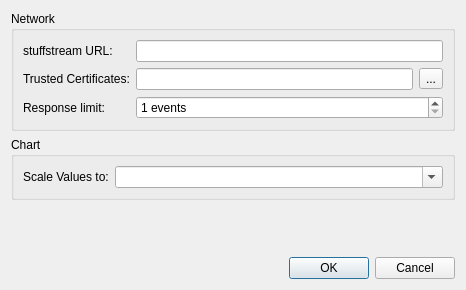
Old version of the form src/settingsdialog.ui in the repository UjOwtuc/qstuff.
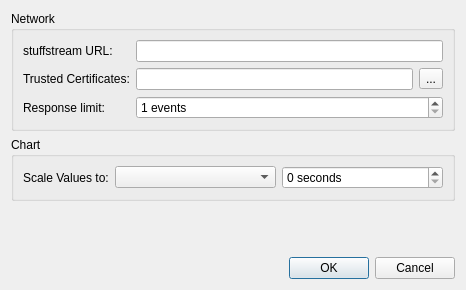
New version of the form. Icons and pictures are not drawn.

Commit message: Made custom scale intervals work in settings

```diff
--- a/src/settingsdialog.ui
+++ b/src/settingsdialog.ui
@@ -100,11 +100,21 @@
        </widget>
       </item>
       <item row="0" column="1">
-       <widget class="QComboBox" name="scaleIntervalCombo">
-        <property name="editable">
-         <bool>true</bool>
-        </property>
-       </widget>
+       <layout class="QHBoxLayout" name="horizontalLayout_2">
+        <item>
+         <widget class="QComboBox" name="scaleIntervalCombo"/>
+        </item>
+        <item>
+         <widget class="QSpinBox" name="scaleIntervalCustomSpinbox">
+          <property name="suffix">
+           <string> seconds</string>
+          </property>
+          <property name="maximum">
+           <number>99999</number>
+          </property>
+         </widget>
+        </item>
+       </layout>
       </item>
      </layout>
     </widget>
```
Left out of the diff: 4 changed lines with no effect on the pictures. The commit also changes 1 other file.
